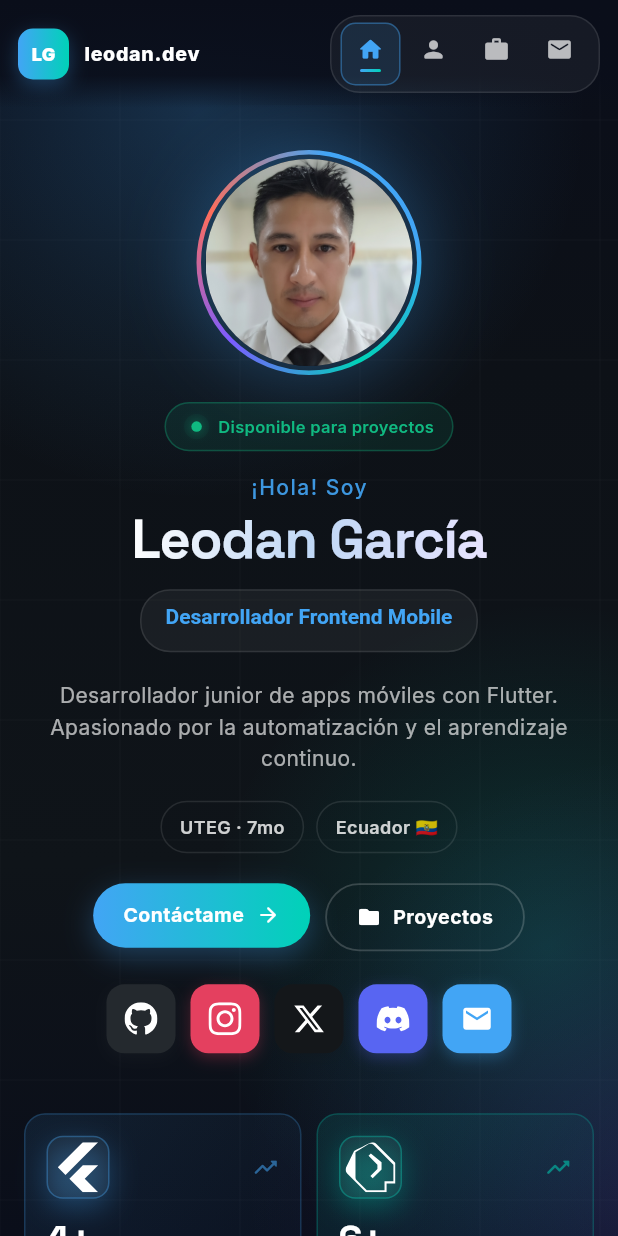
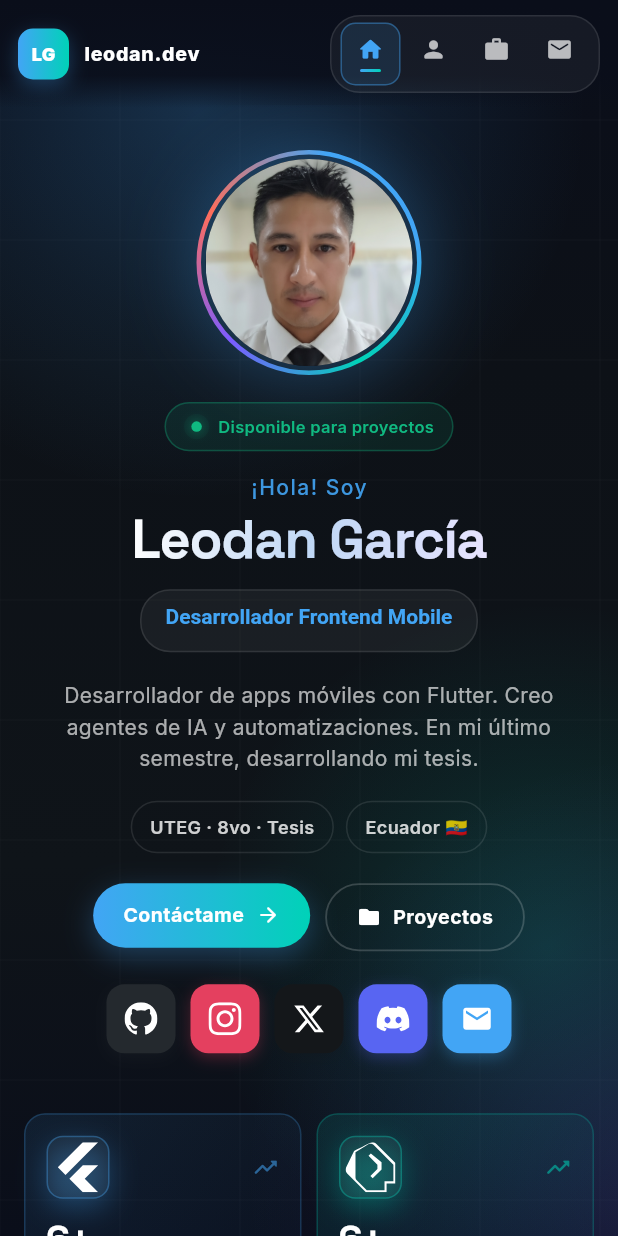
Before and after one commit to leodan87/leodan87.github.io, a Flutter app: the screen it shows after launch, on a phone screen of 412 x 824 dp. Run offline on Flutter 3.47's test engine with Material 3 defaults, Android fonts, the phone set to English and light mode, and no system bars; drawn by our look-alikes of animated_text_kit; our stand-ins replace flutter_svg, google_fonts.

Commit message:
Actualiza portafolio: 8vo semestre, tesis y nuevos proyectos
- Semestre 7mo -> 8vo (hero desktop/móvil y tarjeta de estadísticas)
- Agrega badge "Tesis en curso" y actualiza la descripción del perfil
- Nuevo proyecto destacado: Vida (agente Hermes: móvil, Telegram, escritorio)
- Nuevo proyecto: Bot de trading del Oro
- Contador de proyectos 4+ -> 6+ y nuevo texto animado "Agentes de IA & Bots de trading"
- Actualiza meta description en web/index.html e index.html

Requiere recompilar con `flutter build web` para publicar los cambios.

Co-Authored-By: Claude Sonnet 5.5 <noreply@anthropic.com>
Claude-Session: https://claude.ai/code/session_01VKRaojz3aLh3YPoTqXk4xA

```diff
--- a/lib/pages/home_page.dart
+++ b/lib/pages/home_page.dart
@@ -456,6 +456,15 @@ class _HomePageState extends State<HomePage> {
                           color: const Color(0xFFFF6D5A),
                         ),
                       ),
+                      TypewriterAnimatedText(
+                        'Agentes de IA & Bots de trading',
+                        speed: const Duration(milliseconds: 70),
+                        textStyle: TextStyle(
+                          fontSize: isVerySmall ? 13 : 14,
+                          fontWeight: FontWeight.w700,
+                          color: const Color(0xFF7C5CFF),
+                        ),
+                      ),
                     ],
                   ),
                 ),
@@ -468,8 +477,8 @@ class _HomePageState extends State<HomePage> {
             Padding(
               padding: const EdgeInsets.symmetric(horizontal: 8),
               child: Text(
-                'Desarrollador junior de apps móviles con Flutter. '
-                'Apasionado por la automatización y el aprendizaje continuo.',
+                'Desarrollador de apps móviles con Flutter. '
+                'Creo agentes de IA y automatizaciones. En mi último semestre, desarrollando mi tesis.',
                 textAlign: TextAlign.center,
                 style: TextStyle(
                   fontSize: isVerySmall ? 13 : 14,
@@ -485,7 +494,7 @@ class _HomePageState extends State<HomePage> {
             Row(
               mainAxisAlignment: MainAxisAlignment.center,
               children: [
-                _buildBadge('UTEG · 7mo', isMobile: true),
+                _buildBadge('UTEG · 8vo · Tesis', isMobile: true),
                 const SizedBox(width: 8),
                 _buildBadge('Ecuador 🇪🇨', isMobile: true),
               ],
@@ -680,6 +689,15 @@ class _HomePageState extends State<HomePage> {
                           color: const Color(0xFFFF6D5A),
                         ),
                       ),
+                      TypewriterAnimatedText(
+                        'Agentes de IA & Bots de trading',
+                        speed: const Duration(milliseconds: 80),
+                        textStyle: TextStyle(
+                          fontSize: isTablet ? 20 : 24,
+                          fontWeight: FontWeight.w700,
+                          color: const Color(0xFF7C5CFF),
+                        ),
+                      ),
                     ],
                   ),
                 ),
@@ -687,9 +705,10 @@ class _HomePageState extends State<HomePage> {
 
               const SizedBox(height: 24),
               Text(
-                'Soy un desarrollador junior de aplicaciones móviles especializado en frontend. '
-                'Trabajo con Dart y Flutter, conozco Python para automatización, n8n, Git y Linux. '
-                'Me encanta aprender nuevas tecnologías y mejorar mis habilidades constantemente.',
+                'Soy desarrollador de aplicaciones móviles especializado en frontend. '
+                'Trabajo con Dart y Flutter, y uso Python, n8n, Git y Linux para automatizar. '
+                'Construyo agentes de IA y bots de trading, como Vida, mi agente personal que actúa en mi celular. '
+                'Actualmente cursando el último semestre y desarrollando mi tesis.',
                 style: TextStyle(
                   fontSize: isTablet ? 15 : 17,
                   color: Colors.white.withValues(alpha: 0.7),
@@ -704,7 +723,8 @@ class _HomePageState extends State<HomePage> {
                 spacing: 12,
                 runSpacing: 12,
                 children: [
-                  _buildBadge('UTEG · 7mo semestre · Ingeniería de Software'),
+                  _buildBadge('UTEG · 8vo semestre · Ingeniería de Software'),
+                  _buildBadge('Tesis en curso 🎓'),
                   _buildBadge('Ecuador 🇪🇨'),
                 ],
               ),
@@ -783,7 +803,7 @@ class _HomePageState extends State<HomePage> {
 
     final stats = [
       _StatCard(
-        value: 4,
+        value: 6,
         suffix: '+',
         label: 'PROYECTOS',
         icon: Icons.rocket_launch_rounded,
@@ -813,7 +833,7 @@ class _HomePageState extends State<HomePage> {
         onTap: () => _scrollToSection(_proyectosKey),
       ),
       _StatCard(
-        value: 7,
+        value: 8,
         suffix: 'º sem',
         label: 'INGENIERÍA SOFTWARE',
         icon: Icons.school_rounded,
@@ -1030,11 +1050,37 @@ class _HomePageState extends State<HomePage> {
             eyebrow: 'Portfolio',
             title: 'Proyectos destacados',
             subtitle:
-                'Una muestra de apps que he construido, desde hackathones hasta productos reales',
+                'Apps, agentes de IA y bots que he construido, desde hackathones hasta productos reales',
             accent: const Color(0xFF00D2B8),
             isMobile: isMobile,
           ),
           SizedBox(height: isMobile ? 24 : 40),
+
+          // Featured: Vida (agente Hermes, full-width)
+          _HoverProjectCard(
+            title: 'Vida',
+            description: isMobile
+                ? 'Agente de IA Hermes en tu celular, Telegram y escritorio: llama, pone música, abre apps y más.'
+                : 'Agente de IA personal basado en Hermes, disponible como app móvil, bot de Telegram y app de escritorio. Conversa por WhatsApp y Telegram y, desde el celular, ejecuta acciones reales en el dispositivo: encender la linterna, abrir YouTube, reproducir música o realizar llamadas.',
+            tech: isMobile
+                ? const ['Agente IA', 'Hermes', 'Telegram', 'WhatsApp']
+                : const [
+                    'Agente IA',
+                    'Hermes',
+                    'App móvil',
+                    'Escritorio',
+                    'Telegram',
+                    'WhatsApp'
+                  ],
+            color: const Color(0xFF00D2B8),
+            featured: true,
+            isMobile: isMobile,
+            icon: Icons.smart_toy_rounded,
+            statusLabel: isMobile ? 'Activo' : 'Activo · Multiplataforma',
+            statusIcon: '🟢',
+            statusColor: const Color(0xFF10B981),
+          ),
+          SizedBox(height: isMobile ? 16 : 24),
 
           // Featured: AlertaEstudiantil (full-width, premiado)
           _HoverProjectCard(
@@ -1057,7 +1103,7 @@ class _HomePageState extends State<HomePage> {
           ),
           SizedBox(height: isMobile ? 16 : 24),
 
-          // Grid secundario: 3 proyectos (2 cols desktop, 1 col mobile)
+          // Grid secundario: 4 proyectos (2 cols desktop, 1 col mobile)
           LayoutBuilder(
             builder: (context, constraints) {
               final cols = isMobile ? 1 : 2;
@@ -1065,6 +1111,19 @@ class _HomePageState extends State<HomePage> {
               final w =
                   (constraints.maxWidth - spacing * (cols - 1)) / cols;
               final cards = <Widget>[
+                _HoverProjectCard(
+                  title: 'Bot de trading del Oro',
+                  description: isMobile
+                      ? 'Bot de trading automatizado para el mercado del Oro.'
+                      : 'Bot de trading automatizado para el mercado del Oro, desarrollado de principio a fin.',
+                  tech: const ['Trading', 'Oro', 'Automatización'],
+                  color: const Color(0xFFF5B301),
+                  isMobile: isMobile,
+                  icon: Icons.trending_up_rounded,
+                  statusLabel: 'Completo',
+                  statusIcon: '✅',
+                  statusColor: const Color(0xFF10B981),
+                ),
                 _HoverProjectCard(
                   title: 'Penthum',
                   description: isMobile
```
Also changed, not shown: 2 other files.
